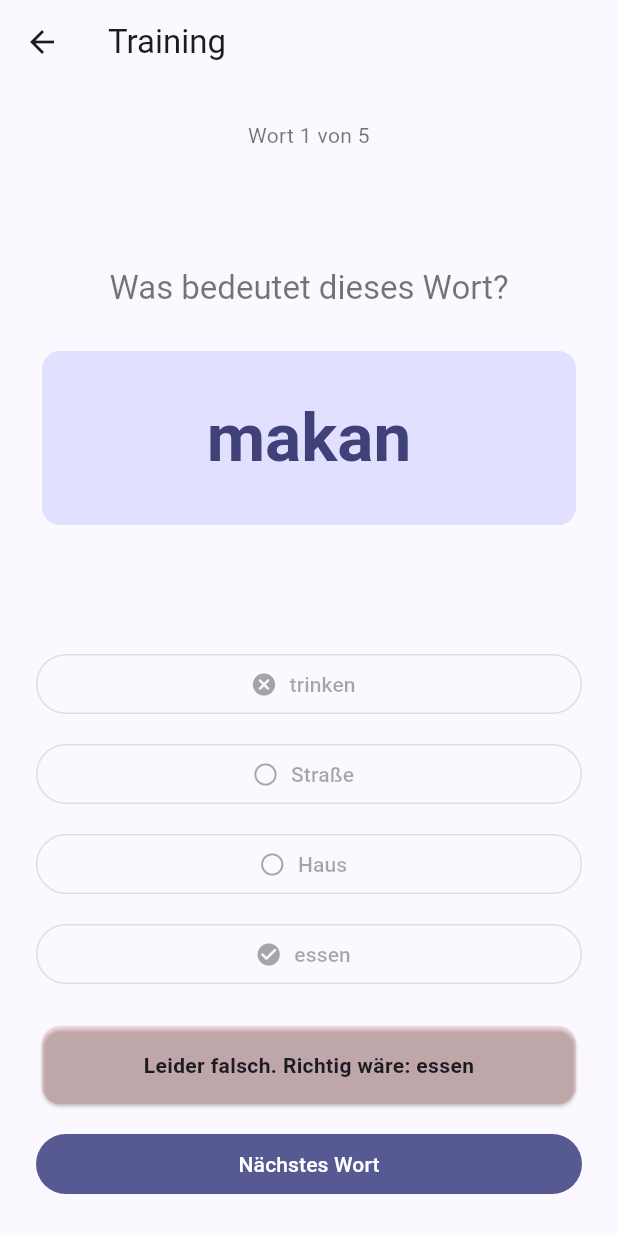
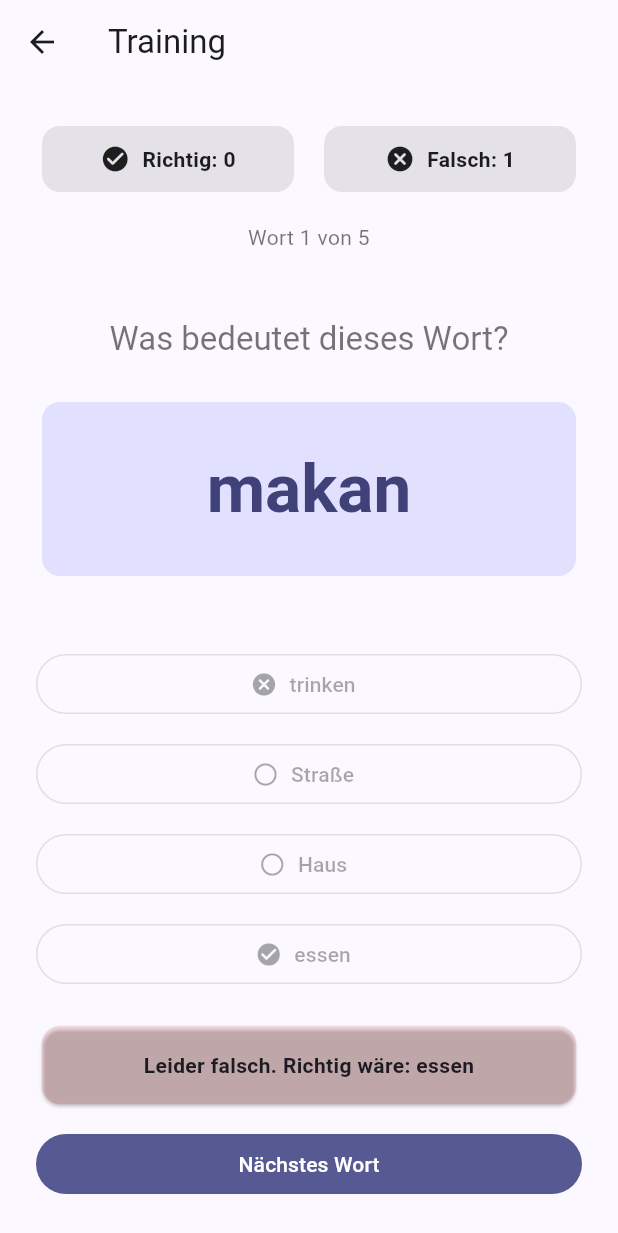
Before and after one commit to valentinho13/catch_lingo, a Flutter app: the TrainingScreen screen opened directly, after a tap on "trinken", on a phone screen of 412 x 824 dp. Shown: the top 1233 px of the screen. Run offline on Flutter 3.47's test engine with Material 3 defaults, Android fonts, the phone set to English and light mode, and no system bars.

Commit message:
Add training score

```diff
--- a/lib/training_screen.dart
+++ b/lib/training_screen.dart
@@ -11,6 +11,9 @@ class TrainingScreen extends StatefulWidget {
 
 class _TrainingScreenState extends State<TrainingScreen> {
   int currentIndex = 0;
+  int correctCount = 0;
+  int wrongCount = 0;
+
   String? selectedAnswer;
   late List<String> answers;
 
@@ -27,8 +30,17 @@ class _TrainingScreenState extends State<TrainingScreen> {
   }
 
   void _selectAnswer(String answer) {
+    final word = demoWords[currentIndex];
+    final isCorrect = answer == word.target;
+
     setState(() {
       selectedAnswer = answer;
+
+      if (isCorrect) {
+        correctCount++;
+      } else {
+        wrongCount++;
+      }
     });
   }
 
@@ -54,6 +66,28 @@ class _TrainingScreenState extends State<TrainingScreen> {
           child: Column(
             crossAxisAlignment: CrossAxisAlignment.stretch,
             children: [
+              Row(
+                children: [
+                  Expanded(
+                    child: _ScoreCard(
+                      label: 'Richtig',
+                      value: correctCount,
+                      icon: Icons.check_circle_rounded,
+                    ),
+                  ),
+                  const SizedBox(width: 12),
+                  Expanded(
+                    child: _ScoreCard(
+                      label: 'Falsch',
+                      value: wrongCount,
+                      icon: Icons.cancel_rounded,
+                    ),
+                  ),
+                ],
+              ),
+
+              const SizedBox(height: 16),
+
               Text(
                 'Wort ${currentIndex + 1} von ${demoWords.length}',
                 textAlign: TextAlign.center,
@@ -146,3 +180,37 @@ class _TrainingScreenState extends State<TrainingScreen> {
     );
   }
 }
+
+class _ScoreCard extends StatelessWidget {
+  const _ScoreCard({
+    required this.label,
+    required this.value,
+    required this.icon,
+  });
+
+  final String label;
+  final int value;
+  final IconData icon;
+
+  @override
+  Widget build(BuildContext context) {
+    return Card(
+      elevation: 0,
+      color: Theme.of(context).colorScheme.surfaceContainerHighest,
+      child: Padding(
+        padding: const EdgeInsets.all(12),
+        child: Row(
+          mainAxisAlignment: MainAxisAlignment.center,
+          children: [
+            Icon(icon, size: 20),
+            const SizedBox(width: 8),
+            Text(
+              '$label: $value',
+              style: const TextStyle(fontWeight: FontWeight.bold),
+            ),
+          ],
+        ),
+      ),
+    );
+  }
+}
```
